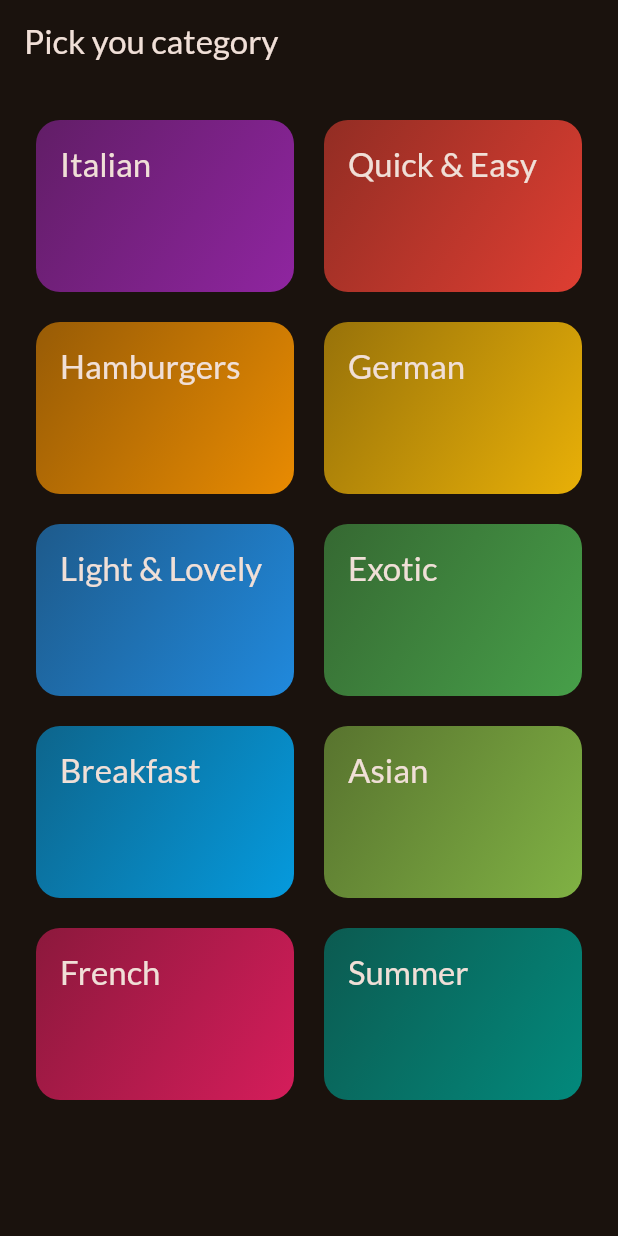
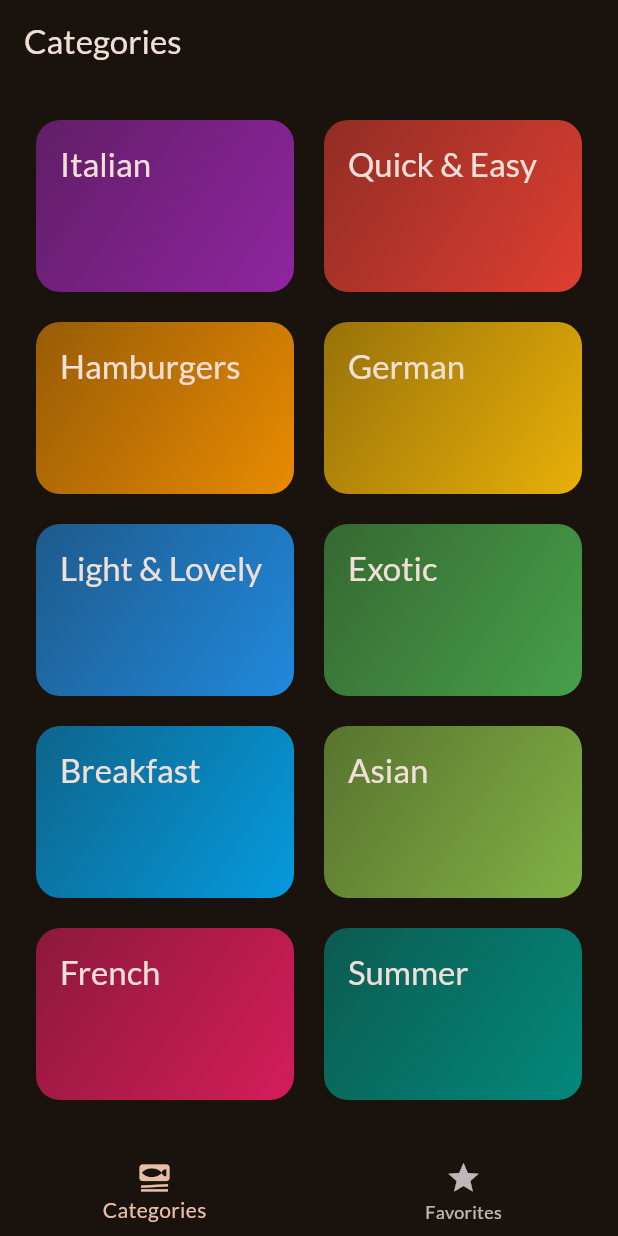
Before and after one commit to Roberto-Larivera/meals, a Flutter app: the screen it shows after launch, on a phone screen of 412 x 824 dp. Run offline on Flutter 3.47's test engine with Material 3 defaults, Android fonts, the phone set to English and light mode, and no system bars; our stand-ins replace google_fonts, transparent_image.

Commit message:
Aggiornato schermate e importazioni

```diff
--- a/lib/main.dart
+++ b/lib/main.dart
@@ -1,7 +1,7 @@
 import 'package:flutter/material.dart';
 
 import 'package:google_fonts/google_fonts.dart';
-import 'package:meals/screens/categories.dart';
+import 'package:meals/screens/tabs.dart';
 
 final theme = ThemeData(
   useMaterial3: true,
@@ -23,7 +23,7 @@ class App extends StatelessWidget {
   Widget build(BuildContext context) {
     return MaterialApp(
       theme: theme,
-      home: const CategoriesScreen(),
+      home: const TabsScreen(),
     );
   }
 }
--- a/lib/screens/categories.dart
+++ b/lib/screens/categories.dart
@@ -23,11 +23,7 @@ class CategoriesScreen extends StatelessWidget {
 
   @override
   Widget build(BuildContext context) {
-    return Scaffold(
-      appBar: AppBar(
-        title: const Text('Pick you category'),
-      ),
-      body: GridView(
+    return GridView(
         padding: const EdgeInsets.all(24),
         gridDelegate: const SliverGridDelegateWithFixedCrossAxisCount(
           crossAxisCount: 2,
@@ -44,7 +40,6 @@ class CategoriesScreen extends StatelessWidget {
               },
             ),
         ],
-      ),
     );
   }
 }
--- a/lib/screens/meals.dart
+++ b/lib/screens/meals.dart
@@ -5,11 +5,11 @@ import 'package:meals/widgets/meals_list.dart';
 class MealsScreen extends StatelessWidget {
   const MealsScreen({
     super.key,
-    required this.title,
+    this.title,
     required this.meals,
   });
 
-  final String title;
+  final String? title;
   final List<Meal> meals;
 
   @override
@@ -37,9 +37,12 @@ class MealsScreen extends StatelessWidget {
       mainContent = MealsList(meals: meals);
     }
 
+    if (title == null) {
+      return mainContent;
+    }
     return Scaffold(
       appBar: AppBar(
-        title: Text(title),
+        title: Text(title!),
       ),
       body: mainContent,
     );
--- /dev/null
+++ b/lib/screens/tabs.dart
@@ -0,0 +1,54 @@
+import 'package:flutter/material.dart';
+import 'package:meals/screens/categories.dart';
+import 'package:meals/screens/meals.dart';
+
+class TabsScreen extends StatefulWidget {
+  const TabsScreen({super.key});
+
+  @override
+  State<StatefulWidget> createState() {
+    return _TabsScreenState();
+  }
+}
+
+class _TabsScreenState extends State<TabsScreen> {
+  int _selectedPageIndex = 0;
+
+  void _selectPage(int index) {
+    setState(() {
+      _selectedPageIndex = index;
+    });
+  }
+
+  @override
+  Widget build(BuildContext context) {
+    Widget activePage = const CategoriesScreen();
+    var activeTitle = 'Categories';
+
+    if (_selectedPageIndex == 1) {
+      activePage = const MealsScreen(
+        meals: [],
+      );
+      activeTitle = 'Your Favorites';
+    }
+    return Scaffold(
+        appBar: AppBar(
+          title: Text(activeTitle),
+        ),
+        bottomNavigationBar: BottomNavigationBar(
+          onTap: _selectPage,
+          currentIndex: _selectedPageIndex,
+          items: const [
+            BottomNavigationBarItem(
+              icon: Icon(Icons.set_meal),
+              label: 'Categories',
+            ),
+            BottomNavigationBarItem(
+              icon: Icon(Icons.star),
+              label: 'Favorites',
+            ),
+          ],
+        ),
+        body: activePage);
+  }
+}
```
